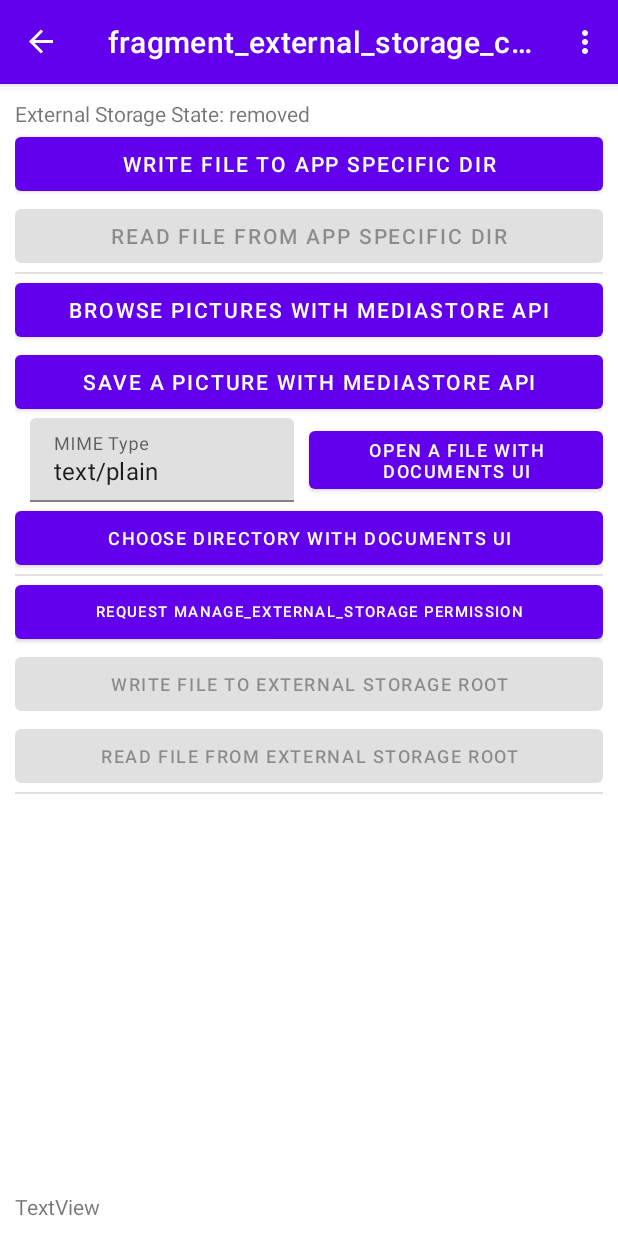
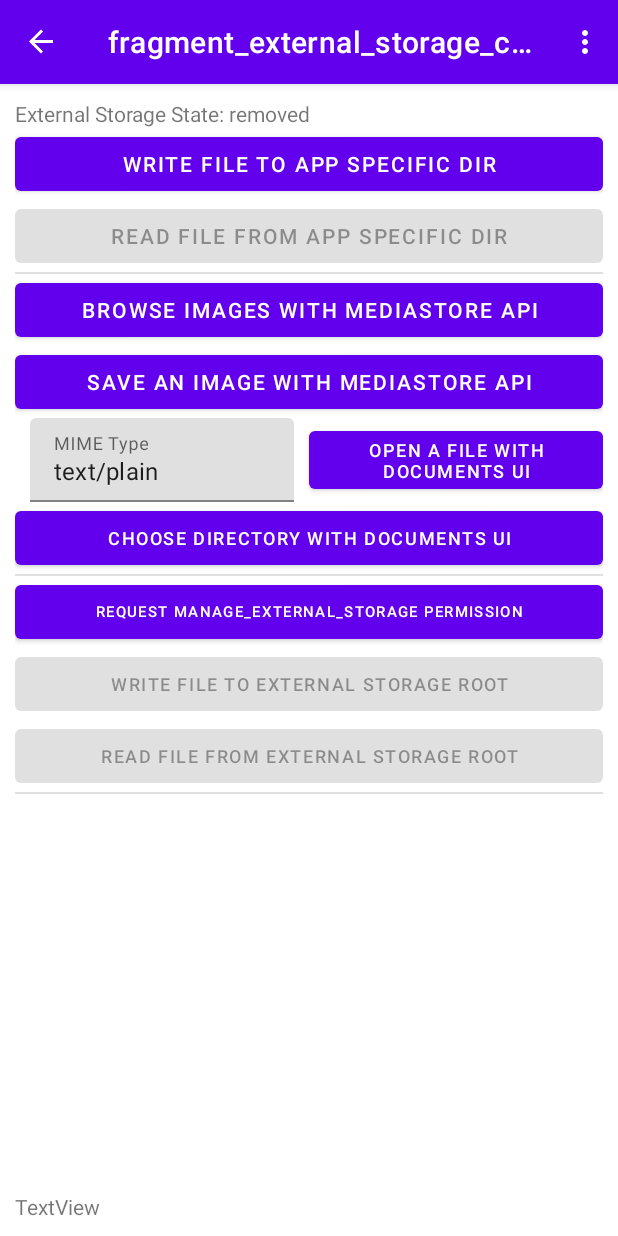
Before and after one commit to FydeOS/Kang, an Android app: the ExternalStorageCheckFragment screen opened through its navigation route, on a phone screen of 412 x 824 dp. Run offline under Robolectric (Android 15) with nearby library versions, the phone set to English and light mode, and no system bars; our stand-ins replace navigation-ui; 1 statement that could not run was skipped.

```diff
--- a/app/src/main/res/values/strings.xml
+++ b/app/src/main/res/values/strings.xml
@@ -108,8 +108,8 @@
     <string name="read_file_success_match">Successfully read from %s\nFile content: %s\nMatch: %b</string>
     <string name="write_storage_root">Write file to external storage root</string>
     <string name="read_storage_root">Read file from external storage root</string>
-    <string name="save_picture_with_media_store_api">Save a picture with MediaStore API</string>
-    <string name="browse_pictures_with_media_store_api">Browse pictures with MediaStore API</string>
+    <string name="save_picture_with_media_store_api">Save an image with MediaStore API</string>
+    <string name="browse_pictures_with_media_store_api">Browse images with MediaStore API</string>
     <string name="document_open">Open a file with Documents UI</string>
     <string name="document_dir_open">Choose directory with Documents UI</string>
     <string name="reqest_storage_manage_permission">Request MANAGE_EXTERNAL_STORAGE Permission</string>
@@ -118,4 +118,6 @@
     <string name="mime_prompt">MIME Type</string>
     <string name="file_pick_cancelled">File pick cancelled by user.</string>
     <string name="file_info">File size: %s\nContent preview: %s</string>
+    <string name="image_count">%d images found.</string>
+    <string name="no_image_permission">READ_MEDIA_IMAGES permission not granted, I will only be able to load images created by myself.</string>
 </resources>
```
Also changed, not shown: app/src/main/java/io/fydeos/kangtester/ExternalStorageCheckFragment.kt (+32 -7 lines).
